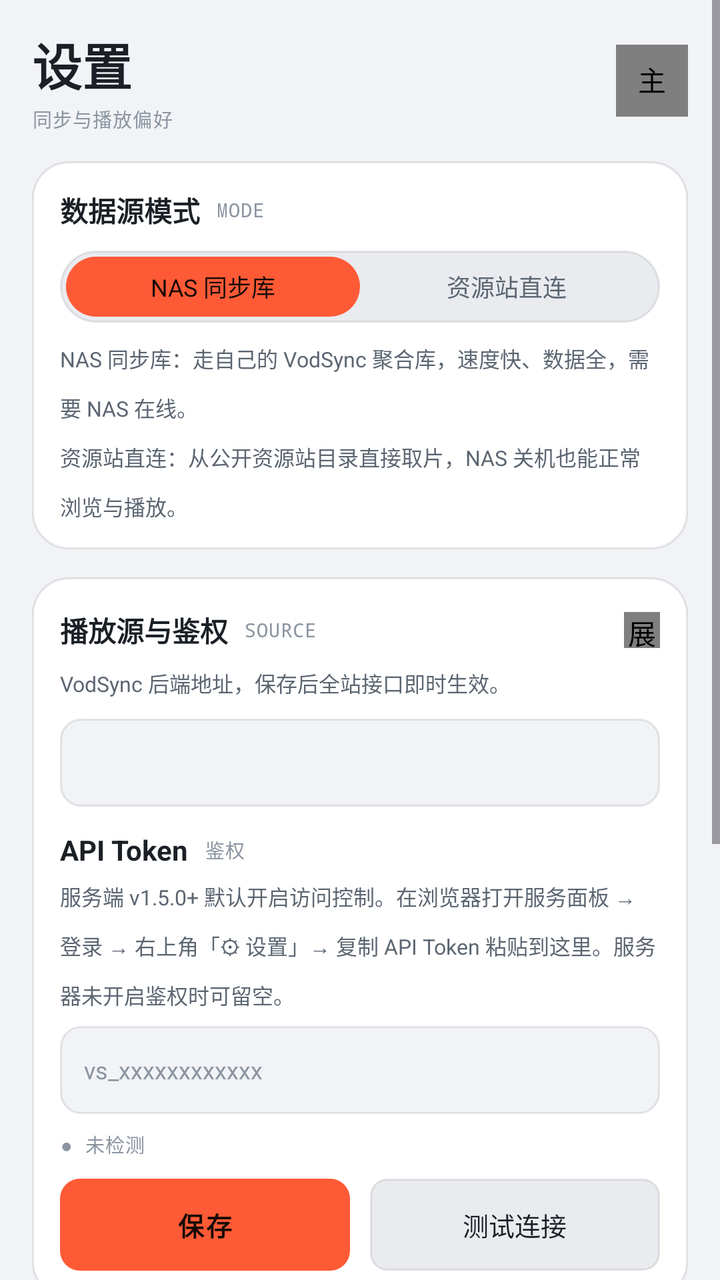
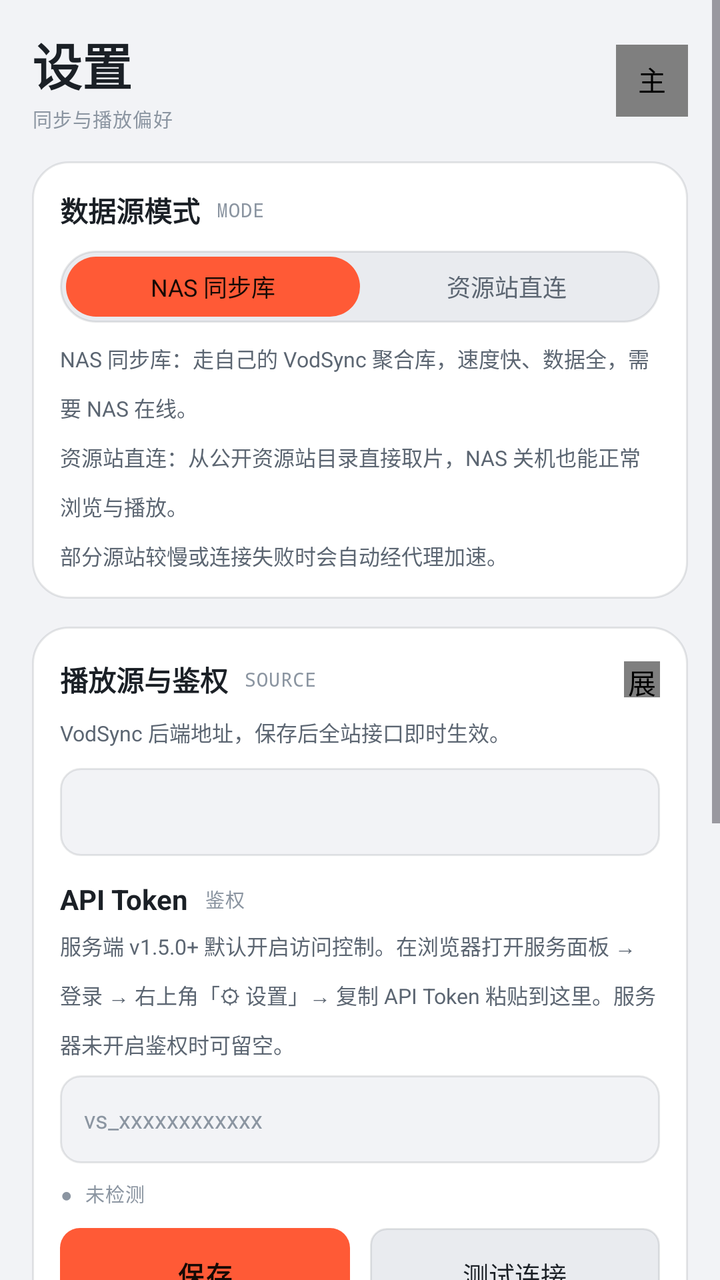

The first picture is an Android layout as it rendered before a commit; the second is the same layout after the commit. The layout source and the unified diff follow.
<!-- AndroidManifest.xml: application theme Theme.LateShow -->
<!-- res/layout/fragment_settings.xml -->
<?xml version="1.0" encoding="utf-8"?>
<ScrollView xmlns:android="http://schemas.android.com/apk/res/android"
    xmlns:app="http://schemas.android.com/apk/res-auto"
    android:layout_width="match_parent"
    android:layout_height="match_parent"
    android:fillViewport="true">

    <LinearLayout
        android:layout_width="match_parent"
        android:layout_height="wrap_content"
        android:orientation="vertical"
        android:paddingLeft="16dp"
        android:paddingRight="16dp"
        android:paddingBottom="24dp">

        
        <LinearLayout
            android:layout_width="match_parent"
            android:layout_height="wrap_content"
            android:orientation="horizontal"
            android:gravity="center_vertical"
            android:paddingTop="14dp">

            <LinearLayout
                android:layout_width="0dp"
                android:layout_height="wrap_content"
                android:layout_weight="1"
                android:orientation="vertical">

                <TextView
                    android:layout_width="wrap_content"
                    android:layout_height="wrap_content"
                    android:text="设置"
                    android:textSize="25sp"
                    android:textStyle="bold"
                    android:textColor="@color/t1" />

                <TextView
                    style="@style/MetaLabel"
                    android:layout_width="wrap_content"
                    android:layout_height="wrap_content"
                    android:layout_marginTop="2dp"
                    android:text="同步与播放偏好" />
            </LinearLayout>

            <com.airbnb.lottie.LottieAnimationView
                android:id="@+id/btnTheme"
                android:layout_width="36dp"
                android:layout_height="36dp"
                android:padding="7dp"
                android:background="@drawable/bg_circle"
                android:tag="ic_theme"
                android:contentDescription="主题" />
        </LinearLayout>

        
        <LinearLayout
            style="@style/SettingsCard"
            android:orientation="vertical">

            <LinearLayout
                android:layout_width="match_parent"
                android:layout_height="wrap_content"
                android:orientation="horizontal"
                android:gravity="center_vertical">

                <TextView style="@style/SectionTitle" android:layout_width="wrap_content" android:layout_height="wrap_content" android:text="数据源模式" />

                <TextView style="@style/MetaLabel" android:layout_width="wrap_content" android:layout_height="wrap_content" android:layout_marginLeft="8dp" android:text="MODE" />

                <Space android:layout_width="0dp" android:layout_height="1dp" android:layout_weight="1" />

                <TextView
                    android:id="@+id/tvModeState"
                    style="@style/MetaLabel"
                    android:layout_width="wrap_content"
                    android:layout_height="wrap_content"
                    android:text="" />
            </LinearLayout>

            <LinearLayout
                android:layout_width="match_parent"
                android:layout_height="wrap_content"
                android:layout_marginTop="10dp"
                android:orientation="horizontal"
                android:background="@drawable/bg_capsule"
                android:padding="3dp">

                <TextView
                    android:id="@+id/segModeSync"
                    android:layout_width="0dp"
                    android:layout_weight="1"
                    android:layout_height="30dp"
                    android:gravity="center"
                    android:text="NAS 同步库"
                    android:textSize="12sp"
                    android:textColor="@color/accInk"
                    android:background="@drawable/bg_seg_on" />

                <TextView
                    android:id="@+id/segModeStatic"
                    android:layout_width="0dp"
                    android:layout_weight="1"
                    android:layout_height="30dp"
                    android:gravity="center"
                    android:text="资源站直连"
                    android:textSize="12sp"
                    android:textColor="@color/t2" />
            </LinearLayout>

            <TextView
                android:id="@+id/tvModeDesc"
                android:layout_width="match_parent"
                android:layout_height="wrap_content"
                android:layout_marginTop="10dp"
                android:textSize="10.5sp"
                android:textColor="@color/t2"
                android:lineSpacingMultiplier="1.6"
                android:text="NAS 同步库：走自己的 VodSync 聚合库，速度快、数据全，需要 NAS 在线。\n资源站直连：从公开资源站目录直接取片，NAS 关机也能正常浏览与播放。" />
        </LinearLayout>

        
        <LinearLayout
            style="@style/SettingsCard"
            android:orientation="vertical">

            <LinearLayout
                android:id="@+id/hdrSource"
                android:layout_width="match_parent"
                android:layout_height="wrap_content"
                android:orientation="horizontal"
                android:gravity="center_vertical"
                android:paddingTop="2dp"
                android:paddingBottom="2dp"
                android:background="@null">

                <TextView style="@style/SectionTitle" android:layout_width="wrap_content" android:layout_height="wrap_content" android:text="播放源与鉴权" />

                <TextView
                    style="@style/MetaLabel"
                    android:layout_width="wrap_content"
                    android:layout_height="wrap_content"
                    android:layout_marginLeft="8dp"
                    android:text="SOURCE" />

                <Space android:layout_width="0dp" android:layout_height="1dp" android:layout_weight="1" />

                <com.airbnb.lottie.LottieAnimationView
                    android:id="@+id/arSource"
                    android:layout_width="18dp"
                    android:layout_height="18dp"
                    android:tag="ic_chevron_down"
                    app:tint="@color/t3"
                    android:contentDescription="展开" />
            </LinearLayout>

            <LinearLayout
                android:id="@+id/panelSource"
                android:layout_width="match_parent"
                android:layout_height="wrap_content"
                android:orientation="vertical">

                <TextView
                    android:layout_width="match_parent"
                    android:layout_height="wrap_content"
                    android:layout_marginTop="6dp"
                    android:text="VodSync 后端地址，保存后全站接口即时生效。"
                    android:textSize="10.5sp"
                    android:textColor="@color/t2"
                    android:lineSpacingMultiplier="1.6" />

                <EditText
                    android:id="@+id/inputBaseUrl"
                    android:layout_width="match_parent"
                    android:layout_height="44dp"
                    android:layout_marginTop="10dp"
                    android:paddingLeft="12dp"
                    android:paddingRight="12dp"
                    android:background="@drawable/bg_field"
                    android:textSize="12sp"
                    android:textColor="@color/t1"
                    android:inputType="textUri"
                    android:maxLines="1" />

                <LinearLayout
                    android:layout_width="match_parent"
                    android:layout_height="wrap_content"
                    android:layout_marginTop="12dp"
                    android:orientation="horizontal"
                    android:gravity="center_vertical">

                    <TextView style="@style/SectionTitle" android:layout_width="wrap_content" android:layout_height="wrap_content" android:text="API Token" />

                    <TextView
                        style="@style/MetaLabel"
                        android:layout_width="wrap_content"
                        android:layout_height="wrap_content"
                        android:layout_marginLeft="8dp"
                        android:text="鉴权" />
                </LinearLayout>

                <TextView
                    android:layout_width="match_parent"
                    android:layout_height="wrap_content"
                    android:layout_marginTop="6dp"
                    android:text="服务端 v1.5.0+ 默认开启访问控制。在浏览器打开服务面板 → 登录 → 右上角「⚙ 设置」→ 复制 API Token 粘贴到这里。服务器未开启鉴权时可留空。"
                    android:textSize="10.5sp"
                    android:textColor="@color/t2"
                    android:lineSpacingMultiplier="1.6" />

                <EditText
                    android:id="@+id/inputToken"
                    android:layout_width="match_parent"
                    android:layout_height="44dp"
                    android:layout_marginTop="8dp"
                    android:paddingLeft="12dp"
                    android:paddingRight="12dp"
                    android:background="@drawable/bg_field"
                    android:hint="vs_xxxxxxxxxxxx"
                    android:textSize="12sp"
                    android:textColor="@color/t1"
                    android:textColorHint="@color/t3"
                    android:inputType="textVisiblePassword"
                    android:maxLines="1" />

                <TextView
                    android:id="@+id/srcStatus"
                    style="@style/MetaLabel"
                    android:layout_width="match_parent"
                    android:layout_height="wrap_content"
                    android:layout_marginTop="8dp"
                    android:text="● 未检测" />

                <LinearLayout
                    android:layout_width="match_parent"
                    android:layout_height="wrap_content"
                    android:layout_marginTop="10dp"
                    android:orientation="horizontal">

                    <TextView
                        android:id="@+id/btnSave"
                        android:layout_width="0dp"
                        android:layout_weight="1"
                        android:layout_height="46dp"
                        android:gravity="center"
                        android:background="@drawable/bg_btn_main"
                        android:text="保存"
                        android:textSize="13sp"
                        android:textStyle="bold"
                        android:textColor="@color/accInk"
                        android:letterSpacing="0.08" />

                    <TextView
                        android:id="@+id/btnTest"
                        android:layout_width="0dp"
                        android:layout_weight="1"
                        android:layout_height="46dp"
                        android:layout_marginLeft="10dp"
                        android:gravity="center"
                        android:background="@drawable/bg_smbtn"
                        android:text="测试连接"
                        android:textSize="13sp"
                        android:textColor="@color/t1" />
                </LinearLayout>
            </LinearLayout>
        </LinearLayout>

        
        <LinearLayout
            style="@style/SettingsCard"
            android:orientation="vertical">

            <LinearLayout
                android:id="@+id/hdrPlay"
                android:layout_width="match_parent"
                android:layout_height="wrap_content"
                android:orientation="horizontal"
                android:gravity="center_vertical"
                android:paddingTop="2dp"
                android:paddingBottom="2dp"
                android:background="@null">

                <TextView style="@style/SectionTitle" android:layout_width="wrap_content" android:layout_height="wrap_content" android:text="播放偏好" />

                <Space android:layout_width="0dp" android:layout_height="1dp" android:layout_weight="1" />

                <com.airbnb.lottie.LottieAnimationView
                    android:id="@+id/arPlay"
                    android:layout_width="18dp"
                    android:layout_height="18dp"
                    android:tag="ic_chevron_down"
                    app:tint="@color/t3"
                    android:contentDescription="展开" />
            </LinearLayout>

            <LinearLayout
                android:id="@+id/panelPlay"
                android:layout_width="match_parent"
                android:layout_height="wrap_content"
                android:orientation="vertical"
                android:visibility="gone">

                <TextView
                    android:layout_width="match_parent"
                    android:layout_height="wrap_content"
                    android:layout_marginTop="6dp"
                    android:text="跳过片头：新视频从设定的秒数开始播放（用于跳过片头广告）；跳过片尾：播放到结尾前设定的秒数时自动结束。填 0 表示不跳过，改动即时生效。"
                    android:textSize="10.5sp"
                    android:textColor="@color/t2"
                    android:lineSpacingMultiplier="1.6" />

                <LinearLayout
                    android:layout_width="match_parent"
                    android:layout_height="wrap_content"
                    android:layout_marginTop="8dp"
                    android:orientation="horizontal">

                    <EditText
                        android:id="@+id/inputSkipIntro"
                        android:layout_width="0dp"
                        android:layout_weight="1"
                        android:layout_height="44dp"
                        android:paddingLeft="12dp"
                        android:paddingRight="12dp"
                        android:background="@drawable/bg_field"
                        android:hint="跳过片头（秒）"
                        android:textSize="12sp"
                        android:textColor="@color/t1"
                        android:textColorHint="@color/t3"
                        android:inputType="number"
                        android:maxLength="3"
                        android:maxLines="1" />

                    <EditText
                        android:id="@+id/inputSkipEnding"
                        android:layout_width="0dp"
                        android:layout_weight="1"
                        android:layout_height="44dp"
                        android:layout_marginLeft="10dp"
                        android:paddingLeft="12dp"
                        android:paddingRight="12dp"
                        android:background="@drawable/bg_field"
                        android:hint="跳过片尾（秒）"
                        android:textSize="12sp"
                        android:textColor="@color/t1"
                        android:textColorHint="@color/t3"
                        android:inputType="number"
                        android:maxLength="3"
                        android:maxLines="1" />
                </LinearLayout>
            </LinearLayout>
        </LinearLayout>

        
        <LinearLayout
            style="@style/SettingsCard"
            android:orientation="vertical">

            <LinearLayout
                android:id="@+id/hdrCache"
                android:layout_width="match_parent"
                android:layout_height="wrap_content"
                android:orientation="horizontal"
                android:gravity="center_vertical"
                android:paddingTop="2dp"
                android:paddingBottom="2dp"
                android:background="@null">

                <TextView style="@style/SectionTitle" android:layout_width="wrap_content" android:layout_height="wrap_content" android:text="离线与缓存" />

                <Space android:layout_width="0dp" android:layout_height="1dp" android:layout_weight="1" />

                <com.airbnb.lottie.LottieAnimationView
                    android:id="@+id/arCache"
                    android:layout_width="18dp"
                    android:layout_height="18dp"
                    android:tag="ic_chevron_down"
                    app:tint="@color/t3"
                    android:contentDescription="展开" />
            </LinearLayout>

            <LinearLayout
                android:id="@+id/panelCache"
                android:layout_width="match_parent"
                android:layout_height="wrap_content"
                android:orientation="vertical"
                android:visibility="gone">

                <TextView
                    android:id="@+id/tvCacheInfo"
                    android:layout_width="match_parent"
                    android:layout_height="wrap_content"
                    android:layout_marginTop="8dp"
                    android:text="统计中…"
                    android:textSize="11sp"
                    android:textColor="@color/t2"
                    android:lineSpacingMultiplier="1.5" />

                <TextView
                    android:id="@+id/btnClearCache"
                    android:layout_width="match_parent"
                    android:layout_height="42dp"
                    android:layout_marginTop="10dp"
                    android:gravity="center"
                    android:background="@drawable/bg_smbtn"
                    android:text="清除首页 / 分类 / 源站缓存"
                    android:textSize="12sp"
                    android:textColor="@color/t1" />
            </LinearLayout>
        </LinearLayout>

        
        <LinearLayout
            android:id="@+id/cardSync"
            style="@style/SettingsCard"
            android:orientation="vertical">

            <LinearLayout
                android:id="@+id/hdrSync"
                android:layout_width="match_parent"
                android:layout_height="wrap_content"
                android:orientation="horizontal"
                android:gravity="center_vertical"
                android:paddingTop="2dp"
                android:paddingBottom="2dp"
                android:background="@null">

                <TextView style="@style/SectionTitle" android:layout_width="wrap_content" android:layout_height="wrap_content" android:text="同步控制台" />

                <TextView
                    android:id="@+id/autoCount"
                    style="@style/MetaLabel"
                    android:layout_width="wrap_content"
                    android:layout_height="wrap_content"
                    android:layout_marginLeft="8dp"
                    android:text="--/--" />

                <Space android:layout_width="0dp" android:layout_height="1dp" android:layout_weight="1" />

                <com.airbnb.lottie.LottieAnimationView
                    android:id="@+id/arSync"
                    android:layout_width="18dp"
                    android:layout_height="18dp"
                    android:tag="ic_chevron_down"
                    app:tint="@color/t3"
                    android:contentDescription="展开" />
            </LinearLayout>

            <LinearLayout
                android:id="@+id/panelSync"
                android:layout_width="match_parent"
                android:layout_height="wrap_content"
                android:orientation="vertical"
                android:visibility="gone">

                
                <LinearLayout
                    android:id="@+id/statsGrid"
                    android:layout_width="match_parent"
                    android:layout_height="wrap_content"
                    android:layout_marginTop="10dp"
                    android:orientation="vertical" />

                
                <LinearLayout
                    android:layout_width="match_parent"
                    android:layout_height="wrap_content"
                    android:layout_marginTop="10dp"
                    android:orientation="horizontal">

                    <TextView
                        android:id="@+id/btnSyncAll"
                        android:layout_width="0dp" android:layout_weight="1" android:layout_height="40dp"
                        android:gravity="center"
                        android:background="@drawable/bg_btn_main"
                        android:text="全站增量同步"
                        android:textSize="12sp"
                        android:textStyle="bold"
                        android:textColor="@color/accInk" />

                    <TextView
                        android:id="@+id/btnRefresh"
                        style="@style/OpBtn" android:text="刷新源站列表" android:layout_marginLeft="8dp" />
                </LinearLayout>

                <LinearLayout
                    android:layout_width="match_parent"
                    android:layout_height="wrap_content"
                    android:layout_marginTop="8dp"
                    android:orientation="horizontal">

                    <TextView
                        android:id="@+id/btnFullSync"
                        style="@style/OpBtn" android:text="全站全量同步" />

                    <TextView
                        android:id="@+id/btnRecount"
                        style="@style/OpBtn" android:text="条数校准" android:layout_marginLeft="8dp" />
                </LinearLayout>

                <TextView
                    android:layout_width="match_parent"
                    android:layout_height="wrap_content"
                    android:layout_marginTop="8dp"
                    android:text="全量同步仅建议数据异常时使用，耗时较长且会重跑全部页码。"
                    android:textSize="10.5sp"
                    android:textColor="@color/warn"
                    android:lineSpacingMultiplier="1.6" />

                
                <TextView style="@style/SectionTitle" android:layout_width="wrap_content" android:layout_height="wrap_content" android:layout_marginTop="14dp" android:text="同步暂停" />

                <TextView
                    android:id="@+id/pauseWarn"
                    android:layout_width="match_parent"
                    android:layout_height="wrap_content"
                    android:layout_marginTop="8dp"
                    android:padding="10dp"
                    android:background="@color/warnSoft"
                    android:textSize="10.5sp"
                    android:textColor="@color/warn"
                    android:lineSpacingMultiplier="1.6"
                    android:visibility="gone" />

                <LinearLayout
                    android:id="@+id/pauseRows"
                    android:layout_width="match_parent"
                    android:layout_height="wrap_content"
                    android:layout_marginTop="4dp"
                    android:orientation="vertical" />

                
                <TextView style="@style/SectionTitle" android:layout_width="wrap_content" android:layout_height="wrap_content" android:layout_marginTop="14dp" android:text="源站同步状态" />

                
                <LinearLayout
                    android:layout_width="match_parent"
                    android:layout_height="wrap_content"
                    android:layout_marginTop="8dp"
                    android:orientation="horizontal"
                    android:gravity="center_vertical">

                    <CheckBox
                        android:id="@+id/chkAll"
                        android:layout_width="wrap_content"
                        android:layout_height="wrap_content"
                        android:text="全选"
                        android:textSize="11sp"
                        android:textColor="@color/t2" />

                    <Space android:layout_width="0dp" android:layout_height="1dp" android:layout_weight="1" />

                    <TextView android:id="@+id/btnAllOn" style="@style/Smbtn" android:text="全部开启" />
                    <TextView android:id="@+id/btnAllOff" style="@style/Smbtn" android:layout_marginLeft="6dp" android:text="全部暂停" />
                </LinearLayout>

                <LinearLayout
                    android:layout_width="match_parent"
                    android:layout_height="wrap_content"
                    android:layout_marginTop="6dp"
                    android:orientation="horizontal"
                    android:gravity="center_vertical">

                    <TextView
                        android:id="@+id/selCount"
                        style="@style/MetaLabel"
                        android:layout_width="0dp"
                        android:layout_weight="1"
                        android:layout_height="wrap_content"
                        android:text="未选择源站" />

                    <TextView android:id="@+id/btnSelOn" style="@style/Smbtn" android:text="开启所选" />
                    <TextView android:id="@+id/btnSelOff" style="@style/Smbtn" android:layout_marginLeft="6dp" android:text="暂停所选" />
                </LinearLayout>

                <androidx.recyclerview.widget.RecyclerView
                    android:id="@+id/srcList"
                    android:layout_width="match_parent"
                    android:layout_height="wrap_content"
                    android:nestedScrollingEnabled="false"
                    android:layout_marginTop="4dp" />

                
                <TextView style="@style/SectionTitle" android:layout_width="wrap_content" android:layout_height="wrap_content" android:layout_marginTop="14dp" android:text="最近同步日志" />

                <androidx.recyclerview.widget.RecyclerView
                    android:id="@+id/logList"
                    android:layout_width="match_parent"
                    android:layout_height="wrap_content"
                    android:nestedScrollingEnabled="false"
                    android:layout_marginTop="6dp" />
            </LinearLayout>
        </LinearLayout>

        
        <LinearLayout
            style="@style/SettingsCard"
            android:orientation="vertical">

            <LinearLayout
                android:id="@+id/hdrApp"
                android:layout_width="match_parent"
                android:layout_height="wrap_content"
                android:orientation="horizontal"
                android:gravity="center_vertical"
                android:paddingTop="2dp"
                android:paddingBottom="2dp"
                android:background="@null">

                <TextView style="@style/SectionTitle" android:layout_width="0dp" android:layout_weight="1" android:layout_height="wrap_content" android:text="应用更新" />

                <TextView
                    android:id="@+id/tvVersion"
                    style="@style/MetaLabel"
                    android:layout_width="wrap_content"
                    android:layout_height="wrap_content"
                    android:layout_marginRight="8dp"
                    android:text="v--" />

                <com.airbnb.lottie.LottieAnimationView
                    android:id="@+id/arApp"
                    android:layout_width="18dp"
                    android:layout_height="18dp"
                    android:tag="ic_chevron_down"
                    app:tint="@color/t3"
                    android:contentDescription="展开" />
            </LinearLayout>

            <LinearLayout
                android:id="@+id/panelApp"
                android:layout_width="match_parent"
                android:layout_height="wrap_content"
                android:orientation="vertical"
                android:visibility="gone">

                <TextView
                    android:id="@+id/tvUpdateHint"
                    android:layout_width="match_parent"
                    android:layout_height="wrap_content"
                    android:layout_marginTop="6dp"
                    android:text="读取 GitHub Release 最新版本，可直接下载安装。"
                    android:textSize="10.5sp"
                    android:textColor="@color/t2"
                    android:lineSpacingMultiplier="1.6" />

                <LinearLayout
                    android:layout_width="match_parent"
                    android:layout_height="wrap_content"
                    android:layout_marginTop="10dp"
                    android:orientation="horizontal">

                    <TextView
                        android:id="@+id/btnCheckUpdate"
                        android:layout_width="0dp"
                        android:layout_weight="1"
                        android:layout_height="40dp"
                        android:gravity="center"
                        android:background="@drawable/bg_btn_main"
                        android:text="检查更新"
                        android:textSize="12sp"
                        android:textStyle="bold"
                        android:textColor="@color/accInk" />

                    <TextView
                        android:id="@+id/btnReleasePage"
                        style="@style/OpBtn"
                        android:layout_marginLeft="8dp"
                        android:text="发布历史" />
                </LinearLayout>
            </LinearLayout>
        </LinearLayout>

        <TextView
            style="@style/MetaLabel"
            android:layout_width="match_parent"
            android:layout_height="wrap_content"
            android:gravity="center"
            android:layout_marginTop="16dp"
            android:text="夜场 LATE SHOW · 开源影视聚合客户端" />
    </LinearLayout>
</ScrollView>
<!-- resources referenced by this layout -->
<resources>
  <color name="accInk">#170A05</color>
  <color name="t1">#1B2026</color>
  <color name="t2">#5C6672</color>
  <color name="t3">#8B95A1</color>
  <color name="warn">#B97A1E</color>
  <color name="warnSoft">#1AE8A33D</color>
  <!-- drawable bg_btn_main (drawable) -->
  <?xml version="1.0" encoding="utf-8"?>
  <shape xmlns:android="http://schemas.android.com/apk/res/android" android:shape="rectangle">
      <solid android:color="@color/acc" />
      <corners android:radius="10dp" />
  </shape>
  <!-- drawable bg_capsule (drawable) -->
  <?xml version="1.0" encoding="utf-8"?>
  <shape xmlns:android="http://schemas.android.com/apk/res/android" android:shape="rectangle">
      <solid android:color="@color/ink700" />
      <stroke android:width="1dp" android:color="@color/line" />
      <corners android:radius="999dp" />
  </shape>
  <!-- drawable bg_circle (drawable) -->
  <?xml version="1.0" encoding="utf-8"?>
  <shape xmlns:android="http://schemas.android.com/apk/res/android" android:shape="oval">
      <solid android:color="@color/ink700" />
      <stroke android:width="1dp" android:color="@color/line" />
  </shape>
  <!-- drawable bg_field (drawable) -->
  <?xml version="1.0" encoding="utf-8"?>
  <shape xmlns:android="http://schemas.android.com/apk/res/android" android:shape="rectangle">
      <solid android:color="@color/ink900" />
      <stroke android:width="1dp" android:color="@color/line" />
      <corners android:radius="10dp" />
  </shape>
  <!-- drawable bg_seg_on (drawable) -->
  <?xml version="1.0" encoding="utf-8"?>
  <shape xmlns:android="http://schemas.android.com/apk/res/android" android:shape="rectangle">
      <solid android:color="@color/acc" />
      <corners android:radius="999dp" />
  </shape>
  <!-- drawable bg_smbtn (drawable) -->
  <?xml version="1.0" encoding="utf-8"?>
  <shape xmlns:android="http://schemas.android.com/apk/res/android" android:shape="rectangle">
      <solid android:color="@color/ink700" />
      <stroke android:width="1dp" android:color="@color/line" />
      <corners android:radius="8dp" />
  </shape>
  <style name="MetaLabel" parent="Mono">
          <item name="android:textSize">9.5sp</item>
          <item name="android:textColor">@color/t3</item>
          <item name="android:textAllCaps">true</item>
      </style>
  <style name="SectionTitle">
          <item name="android:layout_width">wrap_content</item>
          <item name="android:layout_height">wrap_content</item>
          <item name="android:textSize">14sp</item>
          <item name="android:textStyle">bold</item>
          <item name="android:textColor">@color/t1</item>
      </style>
  <style name="SettingsCard">
          <item name="android:layout_width">match_parent</item>
          <item name="android:layout_height">wrap_content</item>
          <item name="android:layout_marginTop">14dp</item>
          <item name="android:padding">14dp</item>
          <item name="android:background">@drawable/bg_card_lg</item>
          <item name="android:orientation">vertical</item>
      </style>
  <color name="acc">#FF5A36</color>
  <color name="ink700">#E9EBEF</color>
  <color name="line">#1A12181F</color>
  <color name="ink900">#F2F3F6</color>
  <style name="Mono">
          <item name="android:fontFamily">monospace</item>
          <item name="android:fontFeatureSettings">tnum</item>
          <item name="android:letterSpacing">0.04</item>
      </style>
  <!-- drawable bg_card_lg (drawable) -->
  <?xml version="1.0" encoding="utf-8"?>
  <shape xmlns:android="http://schemas.android.com/apk/res/android" android:shape="rectangle">
      <solid android:color="@color/ink800" />
      <stroke android:width="1dp" android:color="@color/line" />
      <corners android:radius="18dp" />
  </shape>
  <color name="ink800">#FFFFFF</color>
  <!-- unchanged entries left out for length: 3 -->
</resources>

<!-- the commit's change to res/layout/fragment_settings.xml (unified diff, before → after) -->
@@ -116,7 +116,7 @@
                 android:textSize="10.5sp"
                 android:textColor="@color/t2"
                 android:lineSpacingMultiplier="1.6"
-                android:text="NAS 同步库：走自己的 VodSync 聚合库，速度快、数据全，需要 NAS 在线。\n资源站直连：从公开资源站目录直接取片，NAS 关机也能正常浏览与播放。" />
+                android:text="NAS 同步库：走自己的 VodSync 聚合库，速度快、数据全，需要 NAS 在线。\n资源站直连：从公开资源站目录直接取片，NAS 关机也能正常浏览与播放。\n部分源站较慢或连接失败时会自动经代理加速。" />
         </LinearLayout>
 
         
